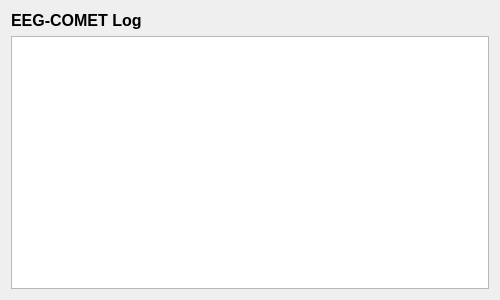
Qt form EEG_COMET/ui/LogWindow.ui (eeg-comet/eeg-comet) before a commit.
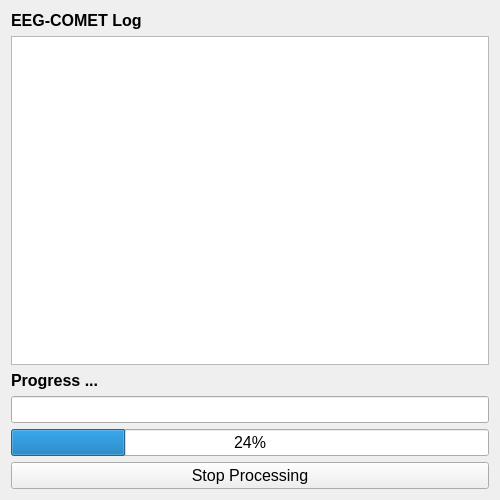
The same form after that commit.

Commit message: Set min size for windows

Patch:
```diff
--- a/EEG_COMET/ui/LogWindow.ui
+++ b/EEG_COMET/ui/LogWindow.ui
@@ -7,9 +7,21 @@
     <x>0</x>
     <y>0</y>
     <width>500</width>
-    <height>300</height>
+    <height>500</height>
    </rect>
   </property>
+  <property name="minimumSize">
+   <size>
+    <width>500</width>
+    <height>500</height>
+   </size>
+  </property>
+  <property name="maximumSize">
+   <size>
+    <width>1000</width>
+    <height>2000</height>
+   </size>
+  </property>
   <property name="windowTitle">
    <string>Form</string>
   </property>
@@ -44,6 +56,80 @@
        </property>
       </widget>
      </item>
+     <item>
+      <widget class="QLabel" name="progress_label">
+       <property name="sizePolicy">
+        <sizepolicy hsizetype="Expanding" vsizetype="Maximum">
+         <horstretch>0</horstretch>
+         <verstretch>0</verstretch>
+        </sizepolicy>
+       </property>
+       <property name="font">
+        <font>
+         <pointsize>12</pointsize>
+         <weight>75</weight>
+         <bold>true</bold>
+        </font>
+       </property>
+       <property name="text">
+        <string>Progress ...</string>
+       </property>
+      </widget>
+     </item>
+     <item>
+      <widget class="QLineEdit" name="progress_lineedit">
+       <property name="sizePolicy">
+        <sizepolicy hsizetype="Expanding" vsizetype="Preferred">
+         <horstretch>0</horstretch>
+         <verstretch>0</verstretch>
+        </sizepolicy>
+       </property>
+       <property name="font">
+        <font>
+         <pointsize>12</pointsize>
+        </font>
+       </property>
+       <property name="readOnly">
+        <bool>true</bool>
+       </property>
+      </widget>
+     </item>
+     <item>
+      <widget class="QProgressBar" name="progress_bar">
+       <property name="sizePolicy">
+        <sizepolicy hsizetype="Expanding" vsizetype="Maximum">
+         <horstretch>0</horstretch>
+         <verstretch>0</verstretch>
+        </sizepolicy>
+       </property>
+       <property name="font">
+        <font>
+         <pointsize>12</pointsize>
+        </font>
+       </property>
+       <property name="value">
+        <number>24</number>
+       </property>
+      </widget>
+     </item>
+     <item>
+      <widget class="QPushButton" name="progress_stop_button">
+       <property name="sizePolicy">
+        <sizepolicy hsizetype="Expanding" vsizetype="Maximum">
+         <horstretch>0</horstretch>
+         <verstretch>0</verstretch>
+        </sizepolicy>
+       </property>
+       <property name="font">
+        <font>
+         <pointsize>12</pointsize>
+        </font>
+       </property>
+       <property name="text">
+        <string>Stop Processing</string>
+       </property>
+      </widget>
+     </item>
     </layout>
    </item>
   </layout>
```
Left out of the diff: 4 changed lines with no effect on the pictures. The commit also changes 7 other files.
